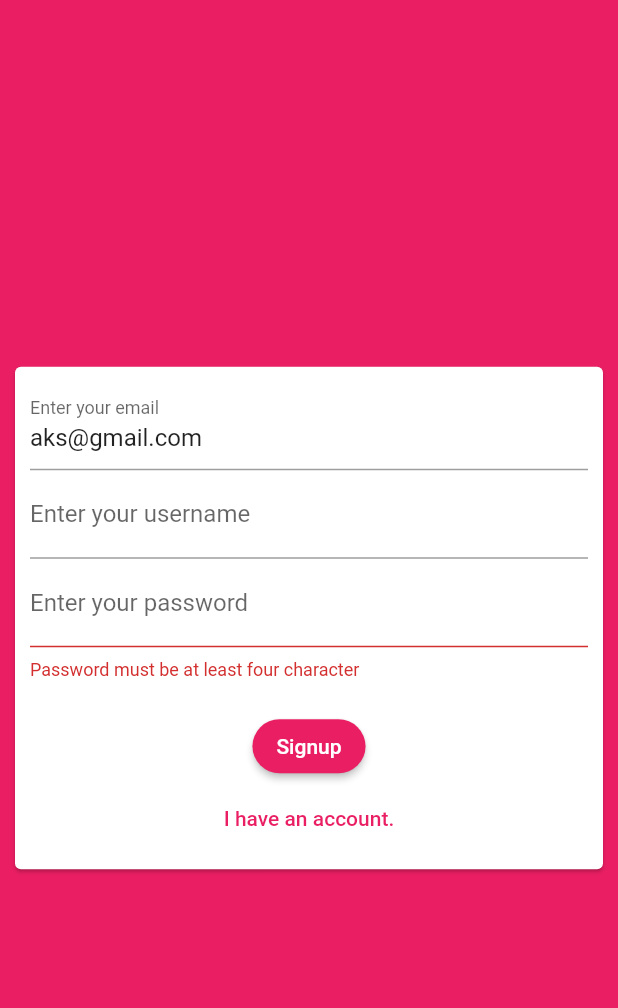
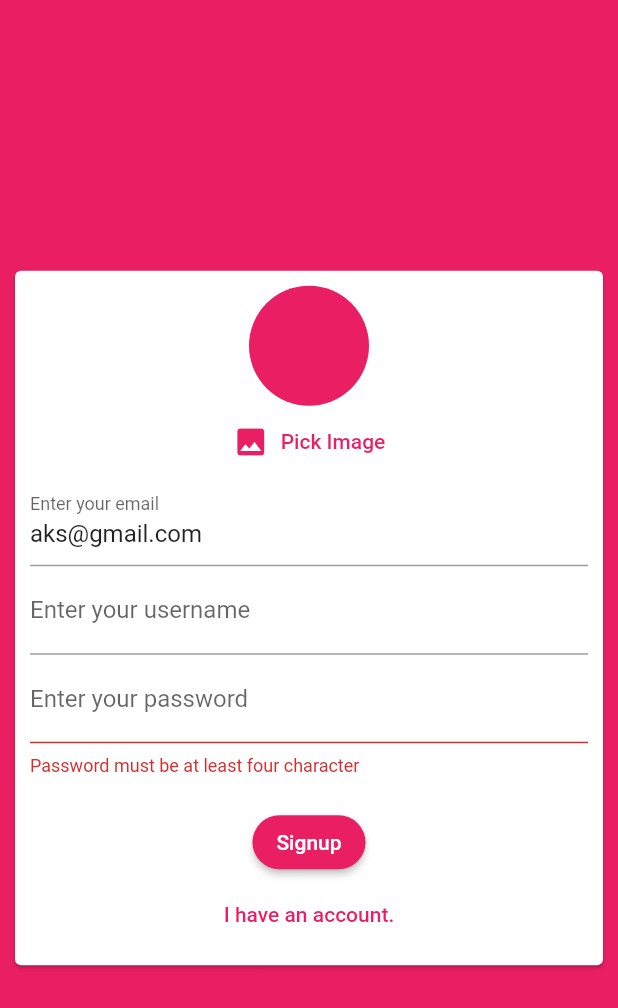
Before and after one commit to ArjunKarki/flutter_chat, a Flutter app: the screen it shows after launch, after a tap on "Login", after a tap on "create user account.", on a phone screen of 412 x 824 dp. Shown: the top 1008 px of the screen. Run offline on Flutter 3.47's test engine with Material 2 defaults, Android fonts, the phone set to English and light mode, and no system bars; our stand-ins replace cloud_firestore, firebase_auth, firebase_core, firebase_messaging, firebase_storage, image_picker; accounts and stored records are empty.

```diff
--- a/lib/main.dart
+++ b/lib/main.dart
@@ -1,9 +1,11 @@
 import 'package:cloud_firestore/cloud_firestore.dart';
 import 'package:firebase_auth/firebase_auth.dart';
 import 'package:firebase_core/firebase_core.dart';
+import 'package:firebase_storage/firebase_storage.dart';
 import 'package:flutter/material.dart';
 import 'package:flutter_chat/screens/authScreen.dart';
 import 'package:flutter_chat/screens/chatScreen.dart';
+import 'package:firebase_messaging/firebase_messaging.dart';
 
 void main() async {
   WidgetsFlutterBinding.ensureInitialized();
@@ -18,7 +20,29 @@ class MyApp extends StatefulWidget {
 
 class _MyAppState extends State<MyApp> {
   bool isLoading = false;
-  void _submitAuthForm(email, userName, password, isLogin, ctx) async {
+
+  @override
+  void didChangeDependencies() async {
+    super.didChangeDependencies();
+    FirebaseMessaging messaging = FirebaseMessaging.instance;
+
+    // var token = await messaging.getToken();
+    // print("Token$token");
+
+    NotificationSettings settings = await messaging.requestPermission(
+      alert: true,
+      announcement: false,
+      badge: true,
+      carPlay: false,
+      criticalAlert: false,
+      provisional: false,
+      sound: true,
+    );
+
+    print('User granted permission: ${settings.authorizationStatus}');
+  }
+
+  void _submitAuthForm(email, userName, password, isLogin, proPic, ctx) async {
     try {
       setState(() {
         isLoading = true;
@@ -30,11 +54,26 @@ class _MyAppState extends State<MyApp> {
             email: email, password: password);
       } else {
         userCredential = await auth.createUserWithEmailAndPassword(
-            email: email, password: password);
+          email: email,
+          password: password,
+        );
+
+        final imgRef = FirebaseStorage.instance
+            .ref()
+            .child("userImage")
+            .child(userCredential.user.uid + "jpg");
+
+        await imgRef.putFile(proPic);
+        final picUrl = await imgRef.getDownloadURL();
+
         FirebaseFirestore.instance
             .collection("user")
             .doc(userCredential.user.uid)
-            .set({"email": userCredential.user.email, "name": userName});
+            .set({
+          "email": userCredential.user.email,
+          "name": userName,
+          "proPic": picUrl
+        });
       }
     } on FirebaseAuthException catch (e) {
       String msg = "";
--- a/lib/screens/authScreen.dart
+++ b/lib/screens/authScreen.dart
@@ -1,4 +1,7 @@
+import 'dart:io';
+
 import 'package:flutter/material.dart';
+import 'package:flutter_chat/widgets/pickers/userImagePicker.dart';
 
 class AuthScreen extends StatefulWidget {
   final bool isLoading;
@@ -7,11 +10,10 @@ class AuthScreen extends StatefulWidget {
     String password,
     String userName,
     bool isLogin,
+    File proPic,
     BuildContext ctx,
   ) submitFn;
-
   AuthScreen(this.submitFn, this.isLoading);
-
   @override
   _AuthScreenState createState() => _AuthScreenState();
 }
@@ -19,19 +21,28 @@ class AuthScreen extends StatefulWidget {
 class _AuthScreenState extends State<AuthScreen> {
   final _formKey = GlobalKey<FormState>();
   bool isLogin = true;
-
-  String _email = "";
-  String _password = "";
-  String _userName = "";
+  String email = "";
+  String password = "";
+  String userName = "";
+  File proPic;
 
   void _tryLogin() {
     bool isValid = _formKey.currentState.validate();
     FocusScope.of(context).unfocus();
+    if (proPic == null && !isLogin) {
+      ScaffoldMessenger.of(context)
+          .showSnackBar(SnackBar(content: Text("Pleae pick a image")));
+      return;
+    }
     if (isValid) {
       _formKey.currentState.save();
-      widget.submitFn(
-          _email.trim(), _userName.trim(), _password.trim(), isLogin, context);
+      widget.submitFn(email.trim(), userName.trim(), password.trim(), isLogin,
+          proPic, context);
     }
+  }
+
+  void _pickedImage(image) {
+    proPic = image;
   }
 
   @override
@@ -47,6 +58,7 @@ class _AuthScreenState extends State<AuthScreen> {
               key: _formKey,
               child: Column(
                 children: [
+                  if (!isLogin) UserImagePicker(_pickedImage),
                   TextFormField(
                     key: ValueKey("email"),
                     initialValue: "aks@gmail.com",
@@ -59,7 +71,7 @@ class _AuthScreenState extends State<AuthScreen> {
                       }
                       return null;
                     },
-                    onSaved: (newValue) => _email = newValue,
+                    onSaved: (newValue) => email = newValue,
                   ),
                   if (!isLogin)
                     TextFormField(
@@ -72,7 +84,7 @@ class _AuthScreenState extends State<AuthScreen> {
                         }
                         return null;
                       },
-                      onSaved: (newValue) => _userName = newValue,
+                      onSaved: (newValue) => userName = newValue,
                     ),
                   TextFormField(
                     obscureText: true,
@@ -85,7 +97,7 @@ class _AuthScreenState extends State<AuthScreen> {
                       }
                       return null;
                     },
-                    onSaved: (newValue) => _password = newValue,
+                    onSaved: (newValue) => password = newValue,
                   ),
                   SizedBox(
                     height: 20,
--- a/lib/widgets/chats/MessageInput.dart
+++ b/lib/widgets/chats/MessageInput.dart
@@ -15,7 +15,10 @@ class _MessageInputState extends State<MessageInput> {
 
   void sendMessage() {
     widget.sendMessage(_newMessage);
-    _messageController.clear();
+    setState(() {
+      _messageController.clear();
+      _newMessage = "";
+    });
   }
 
   @override
--- /dev/null
+++ b/lib/widgets/pickers/userImagePicker.dart
@@ -0,0 +1,52 @@
+import 'dart:io';
+
+import 'package:flutter/material.dart';
+import 'package:image_picker/image_picker.dart';
+
+class UserImagePicker extends StatefulWidget {
+  final Function pickImage;
+
+  UserImagePicker(this.pickImage);
+  @override
+  _UserImagePickerState createState() => _UserImagePickerState();
+}
+
+class _UserImagePickerState extends State<UserImagePicker> {
+  File _image;
+  void _getImage() async {
+    final pickedFile = await ImagePicker().getImage(
+      source: ImageSource.gallery,
+      maxWidth: 150,
+    );
+    setState(() {
+      _image = File(pickedFile.path);
+    });
+    widget.pickImage(_image);
+  }
+
+  @override
+  Widget build(BuildContext context) {
+    return Container(
+      child: Column(
+        children: [
+          CircleAvatar(
+            radius: 40.0,
+            backgroundImage: _image != null ? FileImage(_image) : null,
+            backgroundColor: Colors.pink,
+          ),
+          TextButton.icon(
+            onPressed: _getImage,
+            icon: Icon(
+              Icons.image,
+              color: Colors.pink,
+            ),
+            label: Text(
+              "Pick Image",
+              style: TextStyle(color: Colors.pink),
+            ),
+          )
+        ],
+      ),
+    );
+  }
+}
--- a/pubspec.yaml
+++ b/pubspec.yaml
@@ -30,6 +30,9 @@ dependencies:
   cloud_firestore: ^2.0.0
   firebase_core: ^1.1.0
   firebase_auth: ^1.1.4
+  image_picker: ^0.7.5
+  firebase_storage: ^8.0.6
+  firebase_messaging: ^9.1.4
 
 dev_dependencies:
   flutter_test:
```
Also changed, not shown: lib/screens/chatScreen.dart (+14 -15 lines), lib/widgets/chats/Messages.dart (+24 -8 lines), lib/widgets/chats/avator.dart (added, +15 -0 lines), pubspec.lock, 7 other files.
